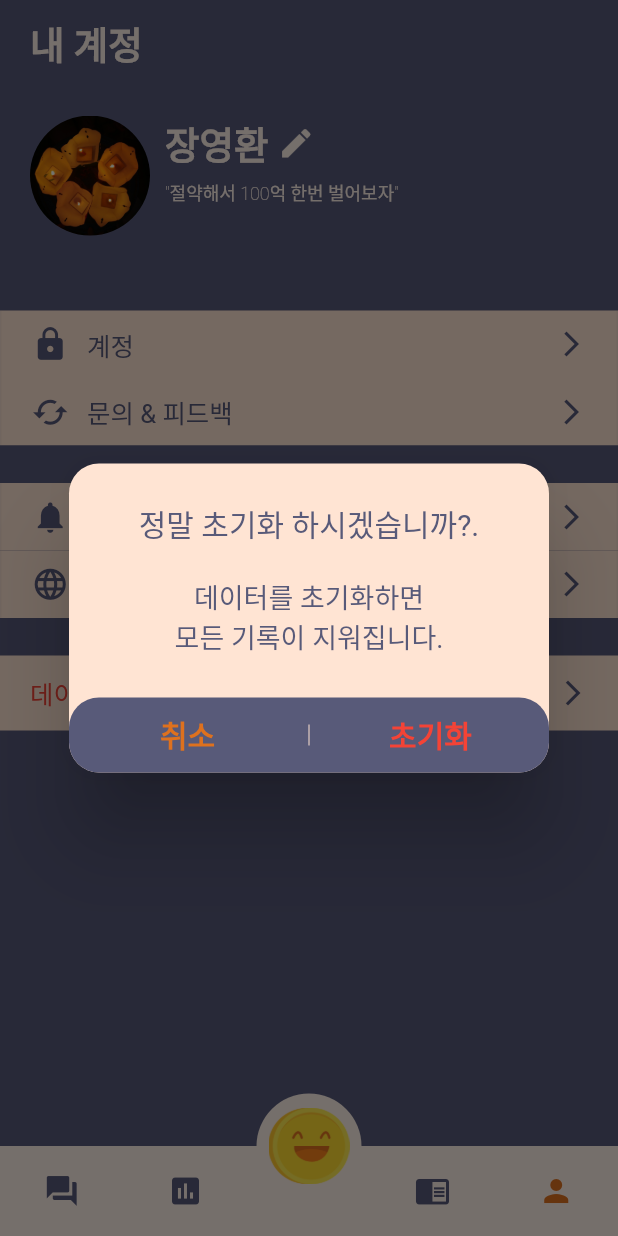
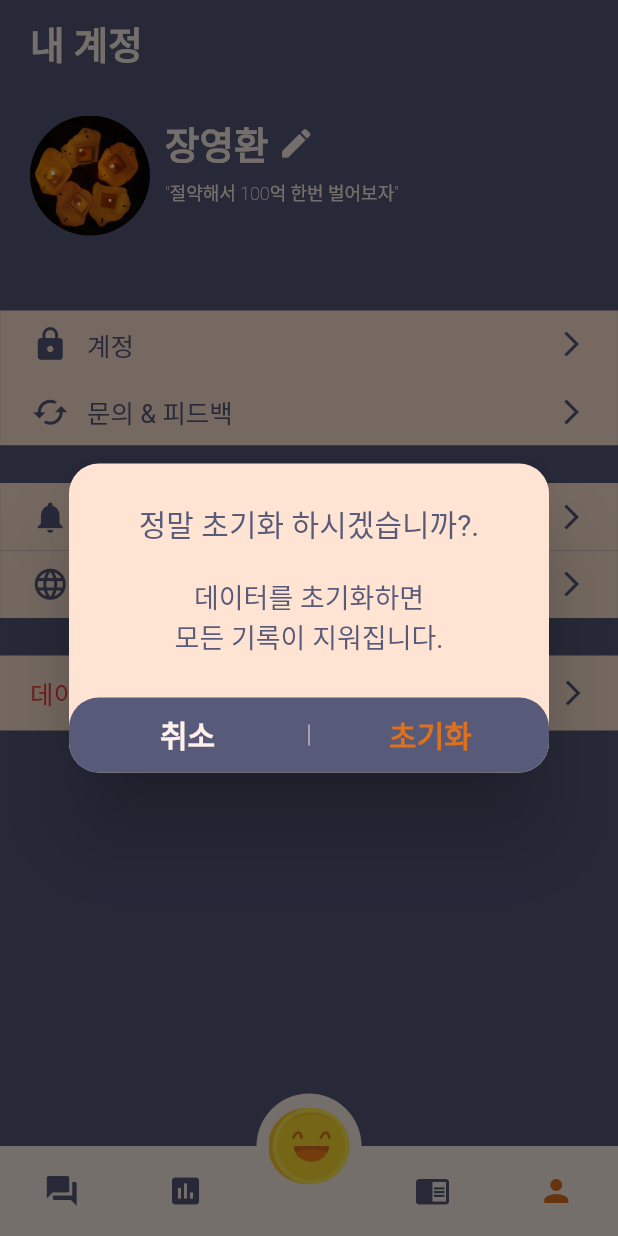
Before and after one commit to monthlyteam/RichHabit, a Flutter app: the screen it shows after launch, item 4 of the bottom bar chosen, after a tap on "데이터 초기화", on a phone screen of 412 x 824 dp. Run offline on Flutter 3.47's test engine with Material 2 defaults, Android fonts, the phone set to English and light mode, and no system bars; our stand-ins replace fl_chart, flutter_markdown, flutter_svg, fluttertoast, shared_preferences, table_calendar; missing offline and left inert: configurable_expansion_tile, flutter_group_sliver.

Commit message:
[DataReset] 폰트색상변경

```diff
--- a/rich_habit/lib/screens/profile.dart
+++ b/rich_habit/lib/screens/profile.dart
@@ -256,7 +256,7 @@ class Profile extends StatelessWidget {
                                   Navigator.pop(context);
                                 },
                                 child: Container(
-                                  child : Center(child: Text("취소", style: TextStyle(fontSize: kSubTitleFontSize,fontWeight: FontWeight.bold,color: Color(0xFFDE711E)),)),
+                                  child : Center(child: Text("취소", style: TextStyle(fontSize: kSubTitleFontSize,fontWeight: FontWeight.bold,color: kWhiteIvoryColor),)),
                                 ),
                               )
                           ),
@@ -274,7 +274,7 @@ class Profile extends StatelessWidget {
                                     context.read<HabitProvider>().resetData();
                                   },
                                   child: Center(
-                                    child: Text("초기화",style: TextStyle(fontSize: kSubTitleFontSize,color: Colors.red,fontWeight: FontWeight.bold),),
+                                    child: Text("초기화",style: TextStyle(fontSize: kSubTitleFontSize,color: Color(0xFFDE711E),fontWeight: FontWeight.bold),),
                                   )
                               )
                           )
```
